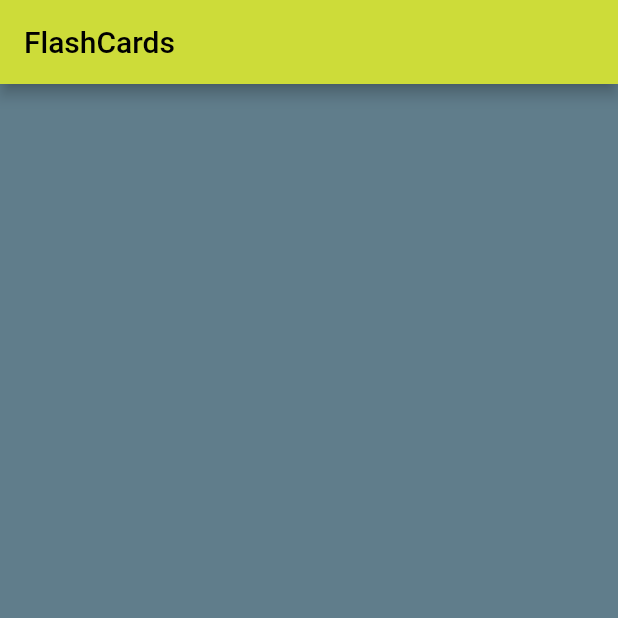
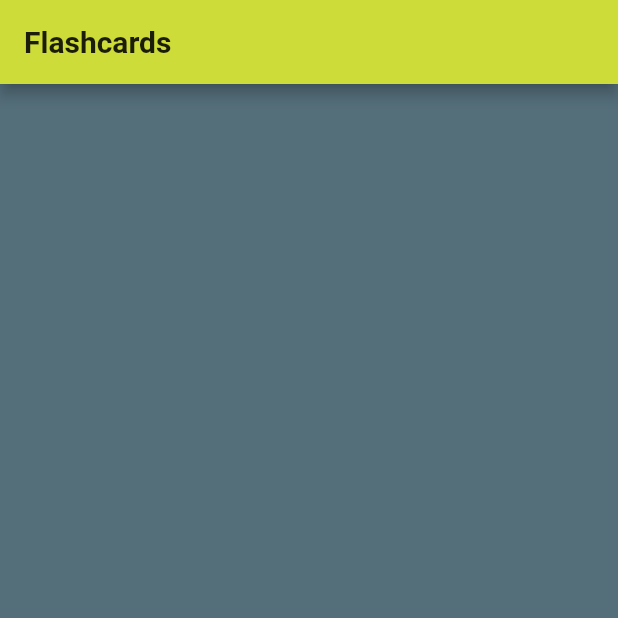
Before and after one commit to dzlk17/Flashcards, a Flutter app: the screen it shows after launch, on a phone screen of 412 x 824 dp, the top half of it. Run offline on Flutter 3.47's test engine with Material 2 defaults, Android fonts, the phone set to English and light mode, and no system bars.

Commit message:
Colors refinement

```diff
--- a/lib/main.dart
+++ b/lib/main.dart
@@ -8,13 +8,15 @@ void main() {
 
 class MyApp extends StatelessWidget {
   const MyApp({super.key});
+
+  // This widget is the root of your application.
   @override
   Widget build(BuildContext context) {
     return MaterialApp(
-      title: 'FlashCards',
+      title: 'Flashcards',
       theme: ThemeData(
-        primarySwatch: Colors.lime,
-        scaffoldBackgroundColor: Colors.blueGrey,
+          primarySwatch: Colors.lime,
+          scaffoldBackgroundColor: Colors.blueGrey[600],
         textTheme: const TextTheme(
           bodyLarge: TextStyle(color: textColor),
           bodySmall: TextStyle(color: textColor),
@@ -30,19 +32,22 @@ class MyHomePage extends StatefulWidget {
   const MyHomePage({super.key});
 
   @override
-  State<StatefulWidget> createState() => _MyHomePageState();
+  State<MyHomePage> createState() => _MyHomePageState();
 }
 
 class _MyHomePageState extends State<MyHomePage> {
   @override
   Widget build(BuildContext context) {
     return Scaffold(
-      body: Column(
-        children: [
-          AppBar(title: const Text('FlashCards')),
-        ],
+      appBar: AppBar(
+        title: const Text('Flashcards', style: TextStyle(color: Colors.black87, fontWeight: FontWeight.bold))
       ),
+      body: Center(
+        child: Column(
+
+        )
+      )
+
     );
   }
-
 }
```
Also changed, not shown: pubspec.lock.
